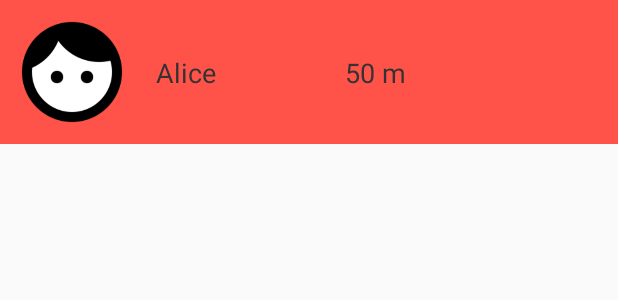
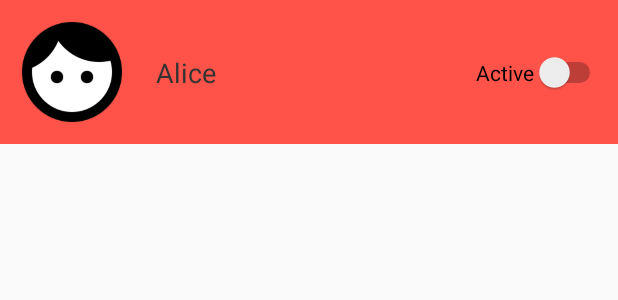
Before and after one commit to denkhan/Playground, an Android app: the layout child_item.xml on its own in the app's theme, with its tools: preview values and no code run, on a phone screen of 412 x 824 dp. Shown: the top 300 px of the screen. Run offline under Robolectric (Android 15) with nearby library versions, the phone set to English and light mode, and no system bars.

Commit message:
We can now enable and disable tracking of children.

```diff
--- a/app/src/main/res/layout/child_item.xml
+++ b/app/src/main/res/layout/child_item.xml
@@ -14,8 +14,13 @@
         android:layout_width="match_parent"
         android:layout_height="wrap_content"
         android:background="@color/colorFar"
-        android:clickable="true"
         android:onClick="openChild">
+
+        <TextView
+            android:id="@+id/child_id"
+            android:layout_width="wrap_content"
+            android:layout_height="wrap_content"
+            android:visibility="invisible" />
 
         <ImageView
             android:id="@+id/imageView2"
@@ -51,12 +56,33 @@
             android:layout_marginLeft="8dp"
             android:layout_marginEnd="8dp"
             android:layout_marginRight="8dp"
-            android:text="50 m"
             app:layout_constraintBottom_toBottomOf="@+id/child_name"
             app:layout_constraintEnd_toEndOf="parent"
             app:layout_constraintStart_toEndOf="@+id/imageView2"
             app:layout_constraintTop_toTopOf="@+id/child_name" />
 
+        <Switch
+            android:id="@+id/child_active"
+            android:layout_width="wrap_content"
+            android:layout_height="wrap_content"
+            android:layout_marginStart="8dp"
+            android:layout_marginLeft="8dp"
+            android:layout_marginTop="8dp"
+            android:layout_marginEnd="8dp"
+            android:layout_marginRight="8dp"
+            android:layout_marginBottom="8dp"
+            android:layout_weight="1"
+            android:onClick="activateChild"
+            android:text="Active"
+            android:textOff="OFF"
+            android:textOn="ON"
+            app:layout_constraintBottom_toBottomOf="parent"
+            app:layout_constraintEnd_toEndOf="parent"
+            app:layout_constraintHorizontal_bias="1.0"
+            app:layout_constraintStart_toEndOf="@+id/child_distance"
+            app:layout_constraintTop_toTopOf="parent"
+            app:layout_constraintVertical_bias="0.509" />
+
     </android.support.constraint.ConstraintLayout>
 
 </LinearLayout>
```
Also changed, not shown: app/src/main/java/com/example/playground/Adapter/ChildAdapter.java (+26 -10 lines), app/src/main/java/com/example/playground/Child.java (+10 -1 lines), app/src/main/java/com/example/playground/Filesystem/ChildManager.java (+10 -10 lines), app/src/main/java/com/example/playground/MainActivity.java (+18 -2 lines).
